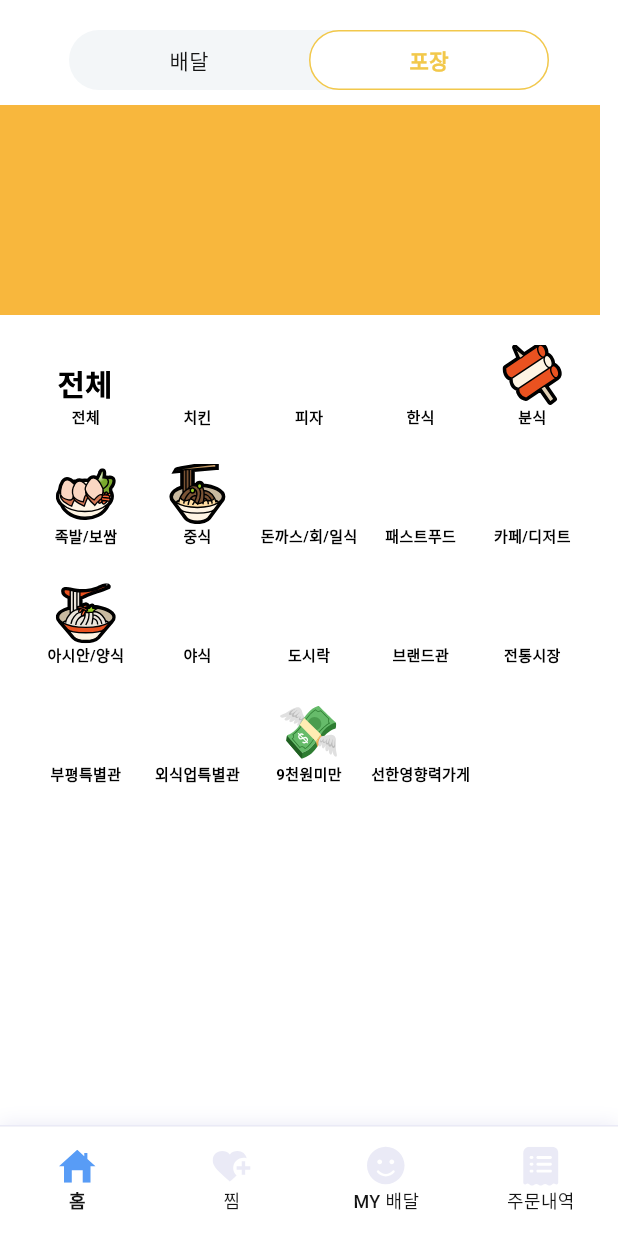
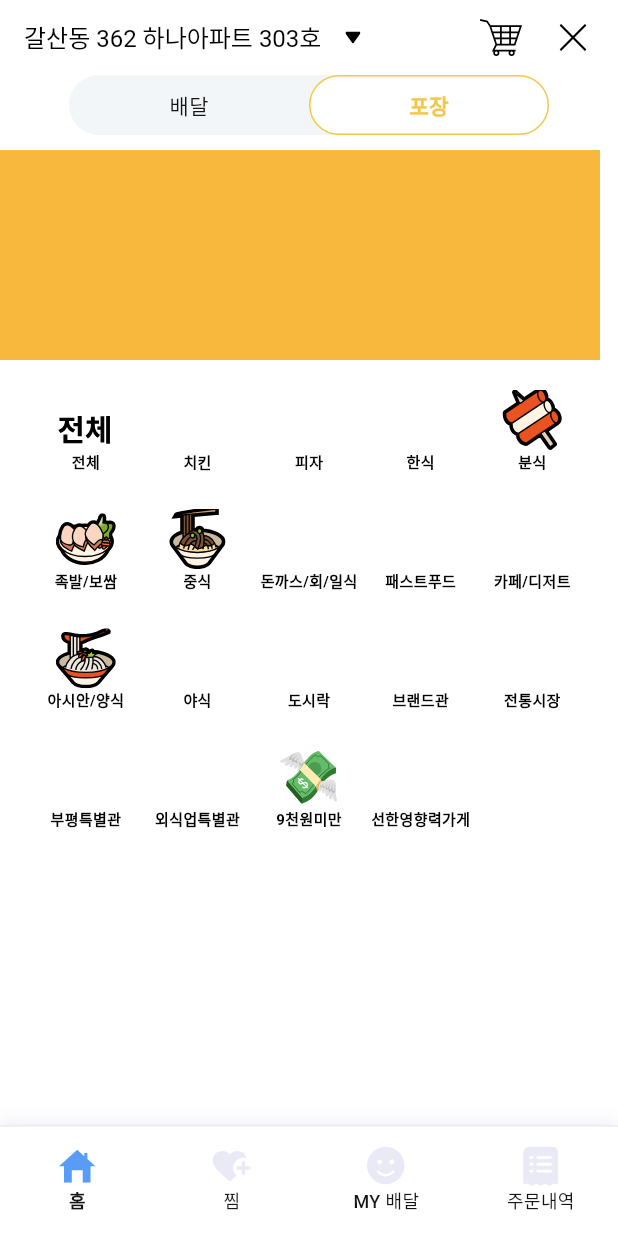
Before and after one commit to FarmSystem3th/T08_Client, a Flutter app: the screen it shows after launch, on a phone screen of 412 x 824 dp. Run offline on Flutter 3.47's test engine with Material 3 defaults, Android fonts, the phone set to English and light mode, and no system bars; our stand-ins replace cached_network_image, extended_nested_scroll_view, flutter_native_splash, flutter_svg, get, get_storage and 3 more; Roboto replaces fonts that are missing (SUIT); project files that could hold a hidden picture were left out.

Commit message:
✨ feat/#4: add app bar
- add select address view
- add app bar actions

Signed-off-by: EunJiJung <bianbbc87@gmail.com>

```diff
--- a/lib/app/config/font_system.dart
+++ b/lib/app/config/font_system.dart
@@ -28,6 +28,14 @@ abstract class FontSystem {
     height: 1.2,
   );
 
+  static const TextStyle ThinH4 = TextStyle(
+    fontSize: 18,
+    fontWeight: FontWeight.w400,
+    fontFamily: AppConfig.APP_FONT_STYLE,
+    color: Colors.black,
+    height: 1.333,
+  );
+
   static const TextStyle H4 = TextStyle(
     fontSize: 18,
     fontWeight: FontWeight.w700,
@@ -47,6 +55,14 @@ abstract class FontSystem {
   static const TextStyle H6 = TextStyle(
     fontSize: 16,
     fontWeight: FontWeight.w500,
+    fontFamily: AppConfig.APP_FONT_STYLE,
+    color: Colors.black,
+    height: 1.25,
+  );
+
+  static const TextStyle APPBAR = TextStyle(
+    fontSize: 16,
+    fontWeight: FontWeight.w400,
     fontFamily: AppConfig.APP_FONT_STYLE,
     color: Colors.black,
     height: 1.25,
--- a/lib/presentation/view/home/home_screen.dart
+++ b/lib/presentation/view/home/home_screen.dart
@@ -26,7 +26,6 @@ class HomeScreen extends BaseScreen<HomeFoodCategoryViewModel>{
     return Column(
         crossAxisAlignment: CrossAxisAlignment.start,
         children: [
-          const SizedBox(height: 20),
           Center(
             child: HomeTypeToggleButton(),
           ),
--- a/lib/presentation/view/root/root_screen.dart
+++ b/lib/presentation/view/root/root_screen.dart
@@ -1,4 +1,9 @@
+import 'package:farm04_modeul/app/config/color_system.dart';
+import 'package:farm04_modeul/app/config/font_system.dart';
+import 'package:farm04_modeul/app/utility/log_util.dart';
 import 'package:farm04_modeul/presentation/view/home/home_screen.dart';
+import 'package:farm04_modeul/presentation/widget/appbar/custom_icon_app_bar.dart';
+import 'package:farm04_modeul/presentation/widget/image/svg_image_box.dart';
 import 'package:flutter/material.dart';
 import 'package:get/get.dart';
 import 'package:farm04_modeul/core/view/base_screen.dart';
@@ -11,6 +16,94 @@ class RootScreen extends BaseScreen<RootViewModel> {
 
   @override
   bool get extendBodyBehindAppBar => true;
+
+  @override
+  PreferredSizeWidget? buildAppBar(BuildContext context) {
+    return PreferredSize(
+      preferredSize: const Size.fromHeight(50),
+      child: Obx(() {
+        // 홈 화면의 경우
+        List<Widget> actions = viewModel.selectedIndex == 0
+            ? [
+          IconButton(
+            icon: SvgImageBox(
+              assetPath: 'assets/icons/app_bar_basket.svg',
+              width: 30,
+              height: 25,
+              color: ColorSystem.black,
+            ),
+            onPressed: () {
+              LogUtil.info("open basket");
+            },
+          ),
+          IconButton(
+            icon: SvgImageBox(
+              assetPath: 'assets/icons/app_bar_cancel.svg',
+              width: 18,
+              height: 18,
+              color: ColorSystem.black,
+            ),
+            onPressed: () {
+              LogUtil.info("out this service");
+            },
+          ),
+          const SizedBox(width: 6),
+        ]
+            : [
+              // 이외의 경우 장바구니 아이콘 삭제
+          IconButton(
+            icon: SvgImageBox(
+              assetPath: 'assets/icons/app_bar_cancel.svg',
+              width: 18,
+              height: 18,
+              color: ColorSystem.black,
+            ),
+            onPressed: () {
+              LogUtil.info("out this service");
+            },
+          ),
+        ];
+
+        if (viewModel.selectedIndex == 0) {
+          return CustomIconAppBar(
+            actions: actions,
+            selectedAddress: '갈산동 362 하나아파트 303호',
+          );
+        } else {
+          return Container(
+            // 홈, 찜을 제외하고 border 추가
+            decoration: (viewModel.selectedIndex == 2 || viewModel.selectedIndex == 3)
+                ? BoxDecoration(
+              border: Border(
+                bottom: BorderSide(
+                  color: ColorSystem.neutral.shade200,
+                  width: 1,
+                ),
+              ),
+            )
+                : null,
+            child: AppBar(
+              title: Center(
+                child: Text(
+                  viewModel.selectedIndex == 1
+                      ? '찜'
+                      : viewModel.selectedIndex == 2
+                      ? 'MY 배달'
+                      : '주문 내역',
+                  style: FontSystem.ThinH4,
+                ),
+              ),
+              surfaceTintColor: Colors.white,
+              backgroundColor: Colors.white,
+              automaticallyImplyLeading: false,
+              centerTitle: false,
+              actions: actions,
+            ),
+          );
+        }
+      }),
+    );
+  }
 
   @override
   Widget buildBody(BuildContext context) {
--- a/lib/presentation/widget/appbar/custom_icon_app_bar.dart
+++ b/lib/presentation/widget/appbar/custom_icon_app_bar.dart
@@ -1,40 +1,48 @@
+import 'package:farm04_modeul/app/config/app_routes.dart';
+import 'package:farm04_modeul/app/config/font_system.dart';
+import 'package:farm04_modeul/presentation/widget/image/svg_image_box.dart';
 import 'package:flutter/material.dart';
-import 'package:flutter_svg/svg.dart';
 import 'package:farm04_modeul/app/config/color_system.dart';
+import 'package:get/get.dart';
 
 class CustomIconAppBar extends StatelessWidget {
   const CustomIconAppBar({
     super.key,
-    required this.svgPath,
-    required this.svgWidth,
-    required this.svgHeight,
     this.actions = const <Widget>[],
+    required this.selectedAddress,
   });
 
-  final String svgPath;
-  final double svgWidth;
-  final double svgHeight;
   final List<Widget> actions;
+  final String selectedAddress;
 
   @override
   Widget build(BuildContext context) {
     return Container(
-      decoration: BoxDecoration(
-        border: Border(
-          bottom: BorderSide(
-            color: ColorSystem.neutral.shade200,
-            width: 1,
+      child: AppBar(
+        title: Row(
+          children: [
+            Text(
+            selectedAddress, // 선택된 주소 표시
+            style: FontSystem.APPBAR,
           ),
-        ),
-      ),
-      child: AppBar(
-        title: Padding(
-          padding: const EdgeInsets.only(left: 4.0),
-          child: SvgPicture.asset(
-            svgPath,
-            width: svgWidth,
-            height: svgHeight,
-          ),
+            const SizedBox(width: 16),
+            GestureDetector(
+              onTap: () {
+                Get.toNamed(
+                  AppRoutes.ROOT,
+                  arguments: {
+                    'address': selectedAddress, // 나중에 주소 선택 창으로 이동
+                  },
+                );
+              },
+              child: SvgImageBox(
+                assetPath: 'assets/icons/app_bar_arrow_dropdown.svg',
+                width: 10,
+                height: 8,
+                color: ColorSystem.black,
+              ),
+            ),
+          ],
         ),
         surfaceTintColor: Colors.white,
         backgroundColor: Colors.white,
```
Also changed, not shown: assets/icons/app_bar_arrow_dropdown.svg (added), assets/icons/app_bar_basket.svg (added), assets/icons/app_bar_cancel.svg (added).
